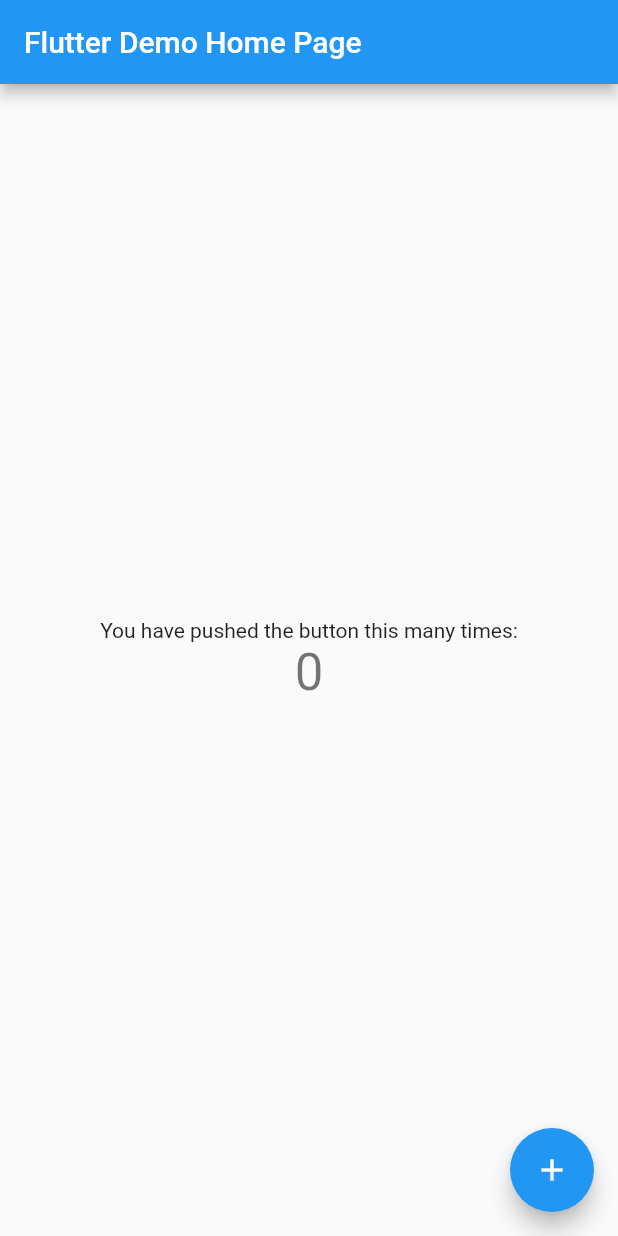
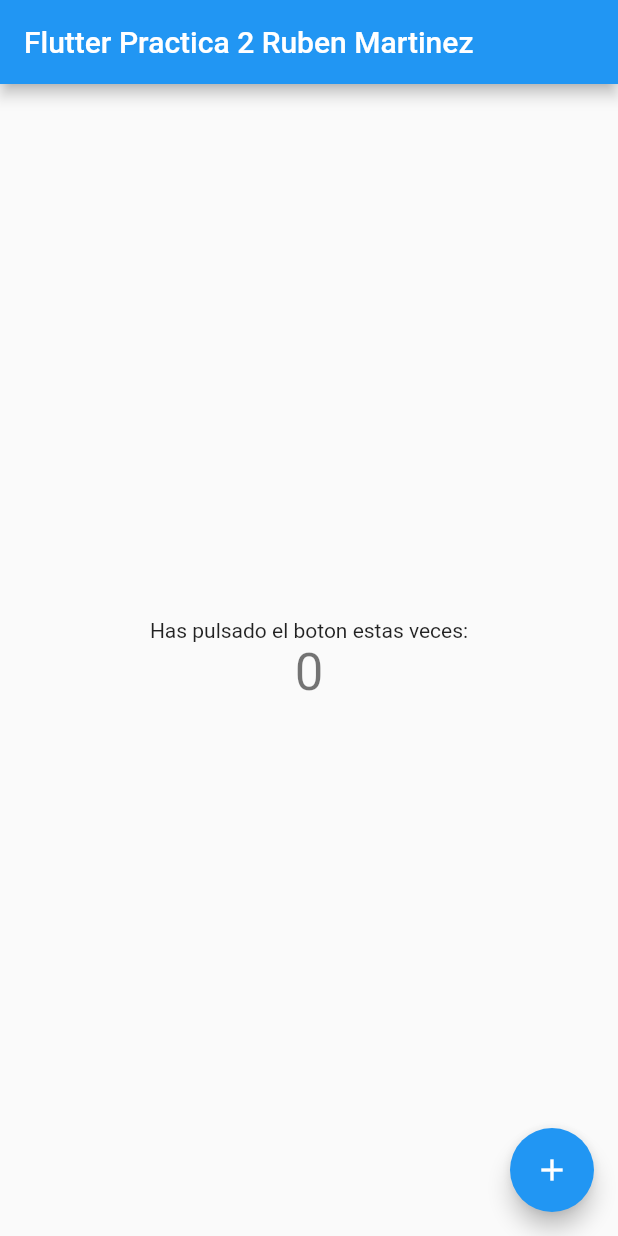
Before and after one commit to rubenmarsim/P2Flutter, a Flutter app: the screen it shows after launch, on a phone screen of 412 x 824 dp. Run offline on Flutter 3.47's test engine with Material 2 defaults, Android fonts, the phone set to English and light mode, and no system bars.

```diff
--- a/boton_flutter/lib/main.dart
+++ b/boton_flutter/lib/main.dart
@@ -20,7 +20,7 @@ class MyApp extends StatelessWidget {
         // is not restarted.
         primarySwatch: Colors.blue,
       ),
-      home: MyHomePage(title: 'Flutter Demo Home Page'),
+      home: MyHomePage(title: 'Flutter Practica 2 Ruben Martinez'),
     );
   }
 }
@@ -92,7 +92,7 @@ class _MyHomePageState extends State<MyHomePage> {
           mainAxisAlignment: MainAxisAlignment.center,
           children: <Widget>[
             Text(
-              'You have pushed the button this many times:',
+              'Has pulsado el boton estas veces:',
             ),
             Text(
               '$_counter',
```
